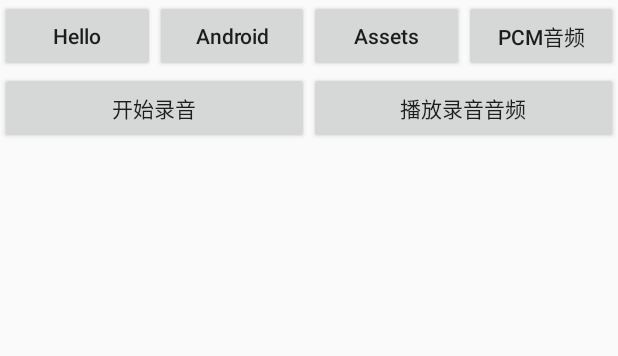
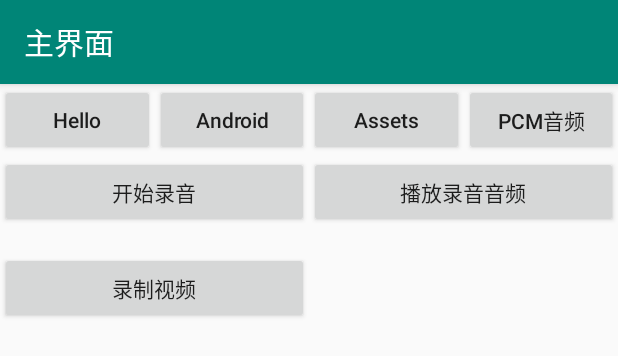
Before and after one commit to huang-yongTech/MediaStudy, an Android app: the layout activity_main.xml on its own in the app's theme, with its tools: preview values and no code run, on a phone screen of 412 x 824 dp. Shown: the top 356 px of the screen. Run offline under Robolectric (Android 15) with nearby library versions, the phone set to English and light mode, and no system bars.

Commit message:
opengl学习

```diff
--- a/app/src/main/java/com/hy/ndk/mediastudy/MediaTest.java
+++ b/app/src/main/java/com/hy/ndk/mediastudy/MediaTest.java
@@ -3,7 +3,7 @@ package com.hy.ndk.mediastudy;
 import android.content.res.AssetManager;
 
 public class MediaTest {
-    MediaTest() {
+    public MediaTest() {
         System.loadLibrary("native-bridge");
         init();
     }
--- a/app/src/main/res/layout/activity_main.xml
+++ b/app/src/main/res/layout/activity_main.xml
@@ -1,10 +1,28 @@
 <?xml version="1.0" encoding="utf-8"?>
-<android.support.constraint.ConstraintLayout xmlns:android="http://schemas.android.com/apk/res/android"
+<LinearLayout xmlns:android="http://schemas.android.com/apk/res/android"
     xmlns:app="http://schemas.android.com/apk/res-auto"
     xmlns:tools="http://schemas.android.com/tools"
     android:layout_width="match_parent"
     android:layout_height="match_parent"
-    tools:context=".MainActivity">
+    android:orientation="vertical">
+
+    <android.support.design.widget.AppBarLayout
+        android:layout_width="match_parent"
+        android:layout_height="wrap_content"
+        android:theme="@style/AppTheme.AppBarOverlay">
+
+        <android.support.v7.widget.Toolbar
+            android:layout_width="match_parent"
+            android:layout_height="wrap_content"
+            android:minHeight="?android:attr/actionBarSize"
+            app:popupTheme="@style/AppTheme.PopupOverlay"
+            app:title="主界面" />
+    </android.support.design.widget.AppBarLayout>
+
+    <android.support.constraint.ConstraintLayout
+        android:layout_width="match_parent"
+        android:layout_height="match_parent"
+        tools:context=".activity.MainActivity">
 
         <Button
             android:id="@+id/main_hello_btn"
@@ -74,4 +92,17 @@
             app:layout_constraintTop_toBottomOf="@id/main_assets_btn"
             app:layout_constraintWidth_default="percent"
             app:layout_constraintWidth_percent="0.5" />
+
+        <Button
+            android:id="@+id/main_record_video_btn"
+            android:layout_width="0dp"
+            android:layout_height="wrap_content"
+            android:layout_marginTop="16dp"
+            android:text="录制视频"
+            android:textAllCaps="false"
+            app:layout_constraintStart_toStartOf="parent"
+            app:layout_constraintTop_toBottomOf="@id/main_recorder_btn"
+            app:layout_constraintWidth_default="percent"
+            app:layout_constraintWidth_percent="0.5" />
     </android.support.constraint.ConstraintLayout>
+</LinearLayout>
--- a/app/src/main/res/values/strings.xml
+++ b/app/src/main/res/values/strings.xml
@@ -1,3 +1,6 @@
 <resources>
     <string name="app_name">MediaStudy</string>
+
+    <!-- TODO: Remove or change this placeholder text -->
+    <string name="hello_blank_fragment">Hello blank fragment</string>
 </resources>
--- a/app/src/main/res/values/styles.xml
+++ b/app/src/main/res/values/styles.xml
@@ -1,11 +1,25 @@
 <resources>
 
+    <style name="MyTheme" parent="AppTheme" />
+
     <!-- Base application theme. -->
-    <style name="AppTheme" parent="Theme.AppCompat.Light.DarkActionBar">
+    <style name="AppTheme" parent="Theme.AppCompat.Light.NoActionBar">
         <!-- Customize your theme here. -->
         <item name="colorPrimary">@color/colorPrimary</item>
         <item name="colorPrimaryDark">@color/colorPrimaryDark</item>
         <item name="colorAccent">@color/colorAccent</item>
     </style>
 
+    <!--设置appBar的主题，黑底白字，主要是针对menu-->
+    <style name="AppTheme.AppBarOverlay" parent="ThemeOverlay.AppCompat.Dark.ActionBar" />
+    <!--设置弹出菜单的主题，白底黑字-->
+    <style name="AppTheme.PopupOverlay" parent="ThemeOverlay.AppCompat.Light" />
+
+    <style name="OverflowMenuStyle" parent="@style/Widget.AppCompat.Light.PopupMenu.Overflow">
+        <!--设置溢出菜单的背景，但没有悬浮阴影效果-->
+        <!--<item name="android:popupBackground">@color/blue</item>-->
+        <!--溢出菜单样式，设置为false则不会挡住标题栏 -->
+        <item name="overlapAnchor">false</item>
+        <item name="android:actionMenuTextColor">@color/colorPrimaryDark</item>
+    </style>
 </resources>
```
Also changed, not shown: app/src/main/AndroidManifest.xml (+10 -1 lines), app/src/main/java/com/hy/ndk/mediastudy/activity/CommonHostActivity.java (added, +59 -0 lines), app/src/main/java/com/hy/ndk/mediastudy/activity/MainActivity.java (renamed from app/src/main/java/com/hy/ndk/mediastudy/MainActivity.java, +14 -2 lines), app/src/main/java/com/hy/ndk/mediastudy/fragment/RecordVideoFragment.java (added, +58 -0 lines), app/src/main/java/com/hy/ndk/mediastudy/widget/MyGlRenderer.java (added, +26 -0 lines), app/src/main/java/com/hy/ndk/mediastudy/widget/MyGlSurfaceView.java (added, +27 -0 lines), app/src/main/res/layout/activity_common_host.xml (added, +8 -0 lines), app/src/main/res/layout/fragment_record_video.xml (added, +14 -0 lines), base/src/main/java/com/hy/jni/base/Constant.java (added, +24 -0 lines). Lines whose indentation alone changed are shown as unchanged.
